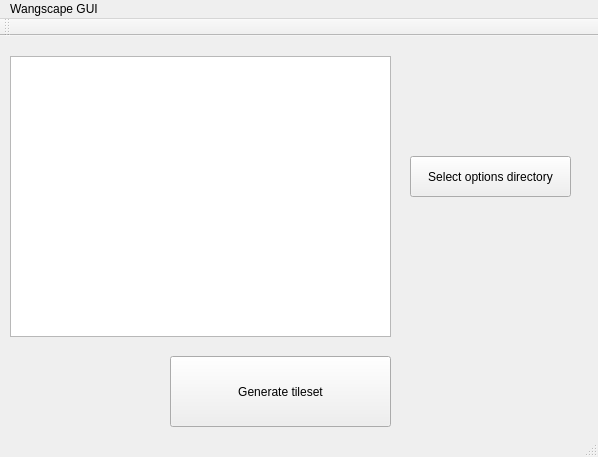
Wangscape/Wangscape, file WangscapeGui/mainwindow.ui: the form before one commit.
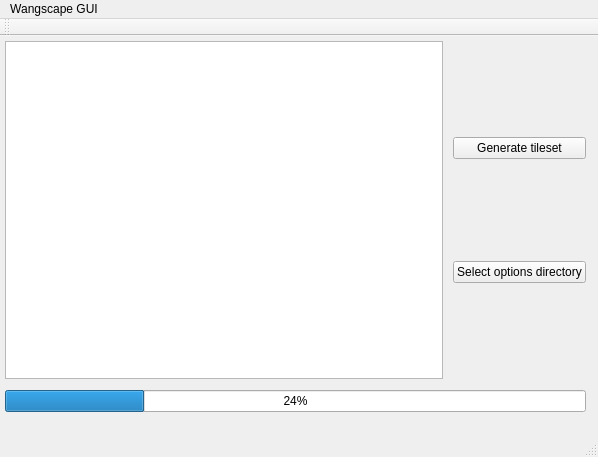
The form after the commit.

Commit message: Add output image preview with progress bar

Patch:
```diff
--- a/WangscapeGui/mainwindow.ui
+++ b/WangscapeGui/mainwindow.ui
@@ -14,41 +14,79 @@
    <string>MainWindow</string>
   </property>
   <widget class="QWidget" name="centralWidget">
-   <widget class="QPushButton" name="pushButton">
+   <widget class="QWidget" name="verticalLayoutWidget_2">
     <property name="geometry">
      <rect>
-      <x>170</x>
-      <y>320</y>
-      <width>221</width>
-      <height>71</height>
+      <x>0</x>
+      <y>0</y>
+      <width>591</width>
+      <height>381</height>
      </rect>
     </property>
-    <property name="text">
-     <string>Generate tileset</string>
-    </property>
-   </widget>
-   <widget class="QGraphicsView" name="graphicsView">
-    <property name="geometry">
-     <rect>
-      <x>10</x>
-      <y>20</y>
-      <width>381</width>
-      <height>281</height>
-     </rect>
-    </property>
-   </widget>
-   <widget class="QPushButton" name="optionsDirectoryButton">
-    <property name="geometry">
-     <rect>
-      <x>410</x>
-      <y>120</y>
-      <width>161</width>
-      <height>41</height>
-     </rect>
-    </property>
-    <property name="text">
-     <string>Select options directory</string>
-    </property>
+    <layout class="QVBoxLayout" name="verticalLayout_2">
+     <property name="leftMargin">
+      <number>5</number>
+     </property>
+     <property name="topMargin">
+      <number>5</number>
+     </property>
+     <property name="rightMargin">
+      <number>5</number>
+     </property>
+     <property name="bottomMargin">
+      <number>5</number>
+     </property>
+     <item>
+      <layout class="QHBoxLayout" name="horizontalLayout">
+       <property name="spacing">
+        <number>10</number>
+       </property>
+       <property name="leftMargin">
+        <number>0</number>
+       </property>
+       <property name="topMargin">
+        <number>0</number>
+       </property>
+       <property name="rightMargin">
+        <number>0</number>
+       </property>
+       <property name="bottomMargin">
+        <number>5</number>
+       </property>
+       <item>
+        <widget class="QGraphicsView" name="tilesetPreview"/>
+       </item>
+       <item>
+        <layout class="QVBoxLayout" name="verticalLayout">
+         <property name="spacing">
+          <number>6</number>
+         </property>
+         <item>
+          <widget class="QPushButton" name="pushButton">
+           <property name="text">
+            <string>Generate tileset</string>
+           </property>
+          </widget>
+         </item>
+         <item>
+          <widget class="QPushButton" name="optionsDirectoryButton">
+           <property name="text">
+            <string>Select options directory</string>
+           </property>
+          </widget>
+         </item>
+        </layout>
+       </item>
+      </layout>
+     </item>
+     <item>
+      <widget class="QProgressBar" name="progressBar">
+       <property name="value">
+        <number>24</number>
+       </property>
+      </widget>
+     </item>
+    </layout>
    </widget>
   </widget>
   <widget class="QMenuBar" name="menuBar">
```
The commit also changes 2 other files.
